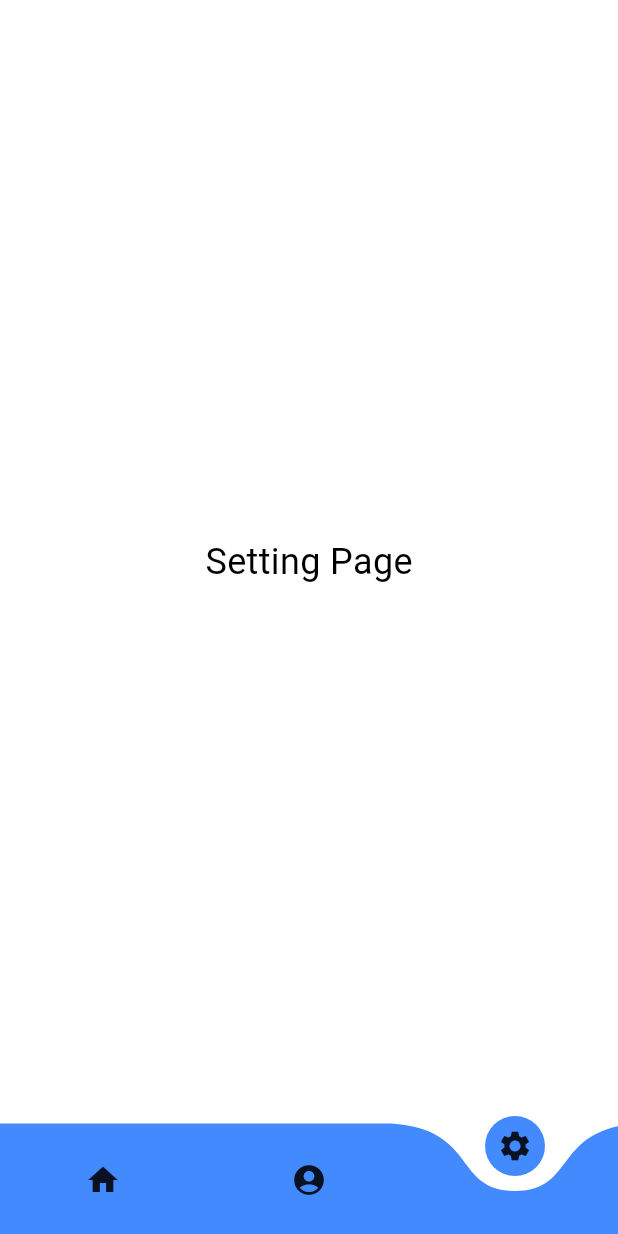
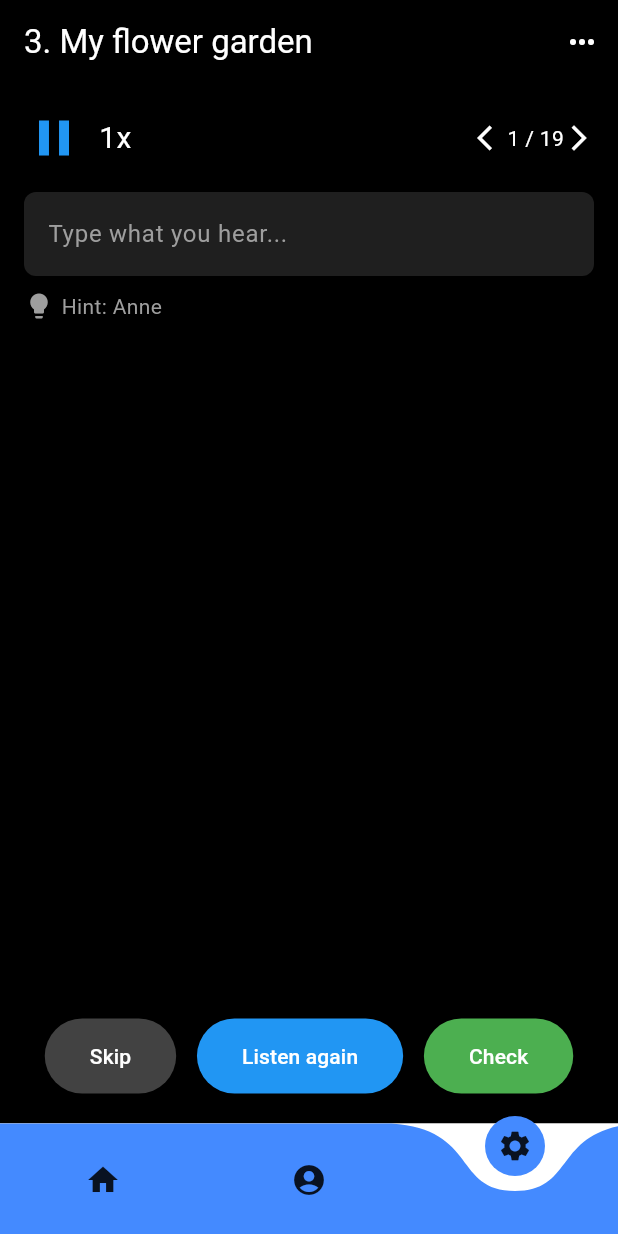
Before and after one commit to TuanChill/Nhom8, a Flutter app: the screen it shows after launch, item 3 of the bottom bar chosen, on a phone screen of 412 x 824 dp. Run offline on Flutter 3.47's test engine with Material 3 defaults, Android fonts, the light colour scheme and no system bars; drawn by our look-alikes of curved_navigation_bar; our stand-ins replace dots_indicator, flutter_secure_storage, google_fonts; network calls fail.

Commit message:
feat: ui challenge

```diff
--- a/app/lib/src/presentation/layout_app.dart
+++ b/app/lib/src/presentation/layout_app.dart
@@ -18,7 +18,7 @@ class _LayoutAppState extends State<LayoutApp> {
   final List<Widget> _pages = [
     const HomePage(),
     const AccountPage(),
-    const SettingPage(),
+     SettingPage(),
   ];
 
   @override
--- a/app/lib/src/presentation/setting_page.dart
+++ b/app/lib/src/presentation/setting_page.dart
@@ -1,12 +1,104 @@
 import 'package:flutter/material.dart';
 
 class SettingPage extends StatelessWidget {
-  const SettingPage({super.key});
-
   @override
   Widget build(BuildContext context) {
-    return const Center(
-      child: Text('Setting Page', style: TextStyle(fontSize: 24)),
+    return Scaffold(
+      backgroundColor: Colors.black,
+      appBar: AppBar(
+        backgroundColor: Colors.black,
+        elevation: 0,
+        title: Text('3. My flower garden', style: TextStyle(color: Colors.white)),
+        actions: [
+          IconButton(
+            icon: Icon(Icons.more_horiz, color: Colors.white),
+            onPressed: () {},
+          ),
+        ],
+      ),
+      body: Column(
+        children: [
+          // Audio Controls
+          Padding(
+            padding: const EdgeInsets.all(16.0),
+            child: Row(
+              mainAxisAlignment: MainAxisAlignment.center,
+              children: [
+                Icon(Icons.pause, color: Colors.blue, size: 40),
+                SizedBox(width: 10),
+                Text('1x', style: TextStyle(color: Colors.white, fontSize: 20)),
+                Spacer(),
+                Icon(Icons.arrow_back_ios, color: Colors.white, size: 20),
+                Text('1 / 19', style: TextStyle(color: Colors.white)),
+                Icon(Icons.arrow_forward_ios, color: Colors.white, size: 20),
+              ],
+            ),
+          ),
+          // Input Field
+          Padding(
+            padding: const EdgeInsets.symmetric(horizontal: 16.0),
+            child: Column(
+              children: [
+                TextField(
+                  style: TextStyle(color: Colors.white),
+                  decoration: InputDecoration(
+                    hintText: 'Type what you hear...',
+                    hintStyle: TextStyle(color: Colors.grey),
+                    filled: true,
+                    fillColor: Colors.white12,
+                    border: OutlineInputBorder(
+                      borderRadius: BorderRadius.circular(8),
+                      borderSide: BorderSide.none,
+                    ),
+                  ),
+                ),
+                SizedBox(height: 10),
+                Row(
+                  children: [
+                    Icon(Icons.lightbulb, color: Colors.grey, size: 20),
+                    SizedBox(width: 5),
+                    Text('Hint: Anne', style: TextStyle(color: Colors.grey)),
+                  ],
+                )
+              ],
+            ),
+          ),
+          Spacer(),
+          // Bottom Buttons
+          Padding(
+            padding: const EdgeInsets.symmetric(horizontal: 16.0, vertical: 20.0),
+            child: Row(
+              mainAxisAlignment: MainAxisAlignment.spaceEvenly,
+              children: [
+                ElevatedButton(
+                  onPressed: () {},
+                  style: ElevatedButton.styleFrom(
+                    backgroundColor: Colors.grey[800],
+                    padding: EdgeInsets.symmetric(vertical: 15, horizontal: 30),
+                  ),
+                  child: Text('Skip', style: TextStyle(color: Colors.white)),
+                ),
+                ElevatedButton(
+                  onPressed: () {},
+                  style: ElevatedButton.styleFrom(
+                    backgroundColor: Colors.blue,
+                    padding: EdgeInsets.symmetric(vertical: 15, horizontal: 30),
+                  ),
+                  child: Text('Listen again', style: TextStyle(color: Colors.white)),
+                ),
+                ElevatedButton(
+                  onPressed: () {},
+                  style: ElevatedButton.styleFrom(
+                    backgroundColor: Colors.green,
+                    padding: EdgeInsets.symmetric(vertical: 15, horizontal: 30),
+                  ),
+                  child: Text('Check', style: TextStyle(color: Colors.white)),
+                ),
+              ],
+            ),
+          ),
+        ],
+      ),
     );
   }
 }
```
